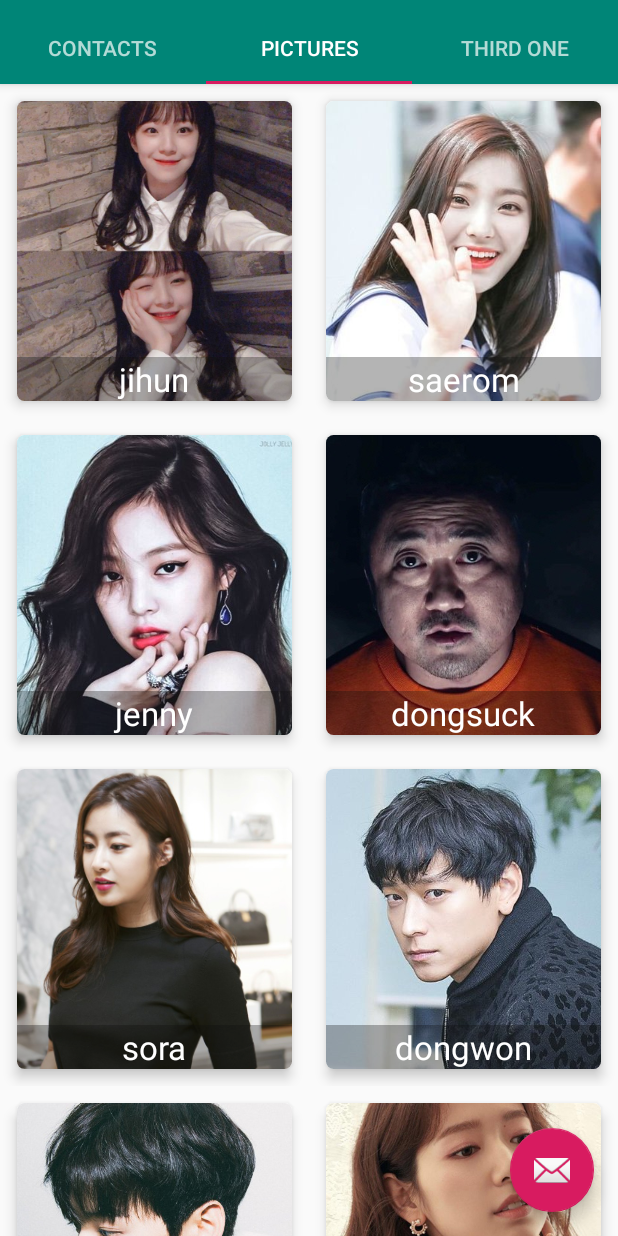
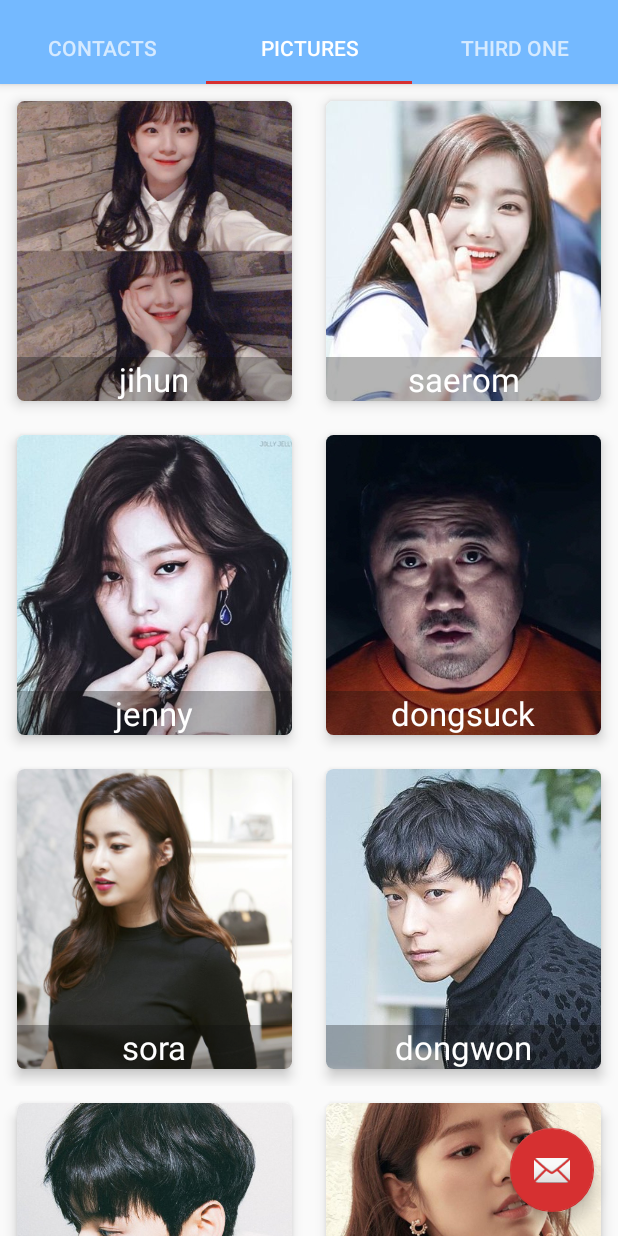
Before and after one commit to quino0627/cs496-1st-android, an Android app: the screen it shows after launch (MainActivity), tab 2 chosen, on a phone screen of 412 x 824 dp. Run offline under Robolectric (Android 15) with nearby library versions, the phone set to English and light mode, and no system bars; 4 statements that could not run were skipped.

Commit message:
change some colors

```diff
--- a/TabBarSample/app/src/main/res/values/colors.xml
+++ b/TabBarSample/app/src/main/res/values/colors.xml
@@ -1,6 +1,6 @@
 <?xml version="1.0" encoding="utf-8"?>
 <resources>
-    <color name="colorPrimary">#008577</color>
-    <color name="colorPrimaryDark">#00574B</color>
-    <color name="colorAccent">#D81B60</color>
+    <color name="colorPrimary">#74b9ff</color>
+    <color name="colorPrimaryDark">#0984e3</color>
+    <color name="colorAccent">#d63031</color>
 </resources>
```
